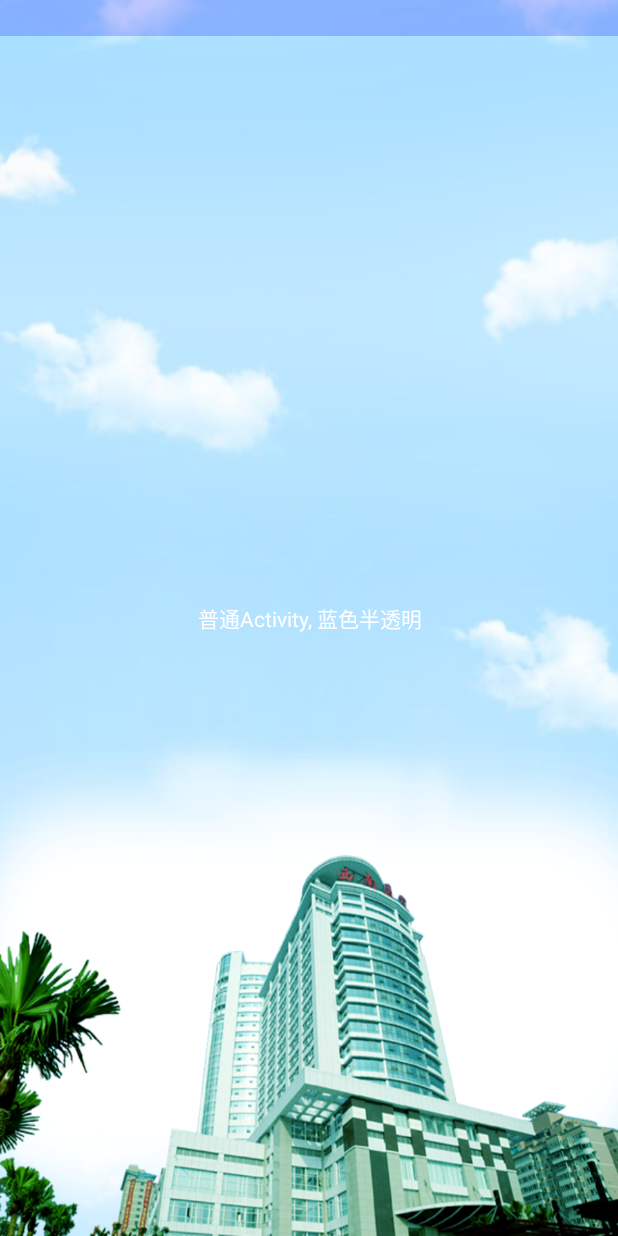
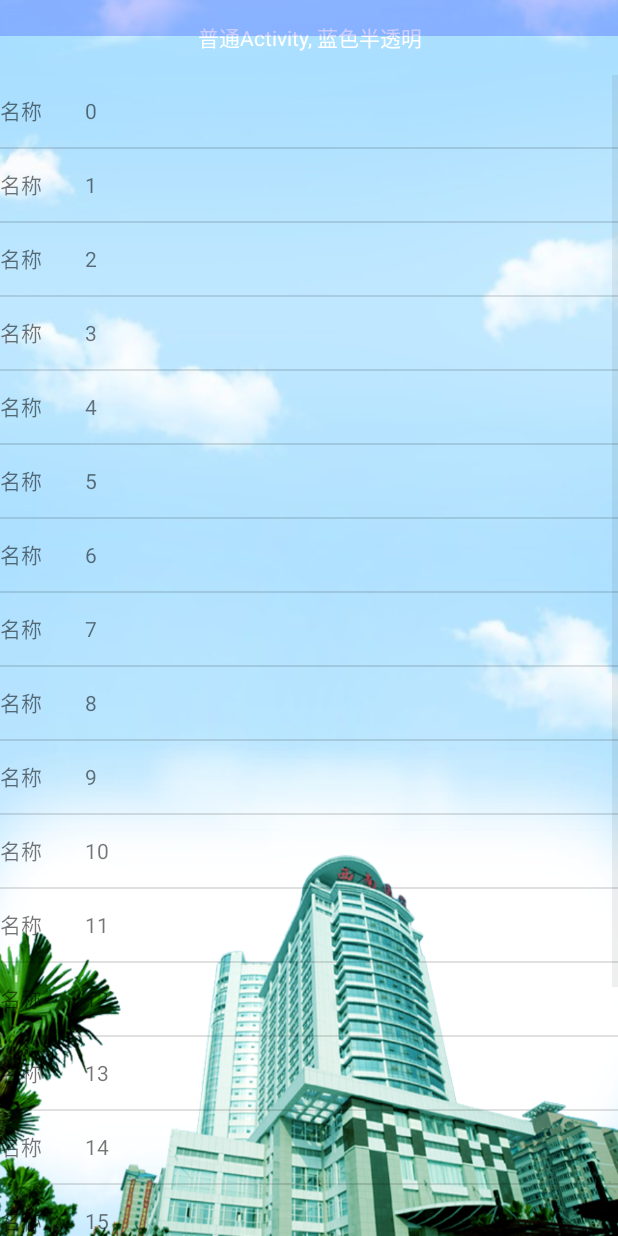
Before and after one commit to tandengzhao/BaseUI, an Android app: the ActivityDemo screen opened directly, with no data from a screen before it, on a phone screen of 412 x 824 dp. Run offline under Robolectric (Android 15) with nearby library versions, the phone set to English and light mode, and no system bars.

Commit message:
更新 版本1.0.6

```diff
--- a/app/build.gradle
+++ b/app/build.gradle
@@ -8,8 +8,8 @@ android {
         applicationId "com.alanapi.ui.demo"
         minSdkVersion 14
         targetSdkVersion 24
-        versionCode 15
-        versionName "1.0.5"
+        versionCode 16
+        versionName "1.0.6"
     }
     buildTypes {
         release {
--- a/app/src/main/java/com/alanapi/ui/demo/ActivityDemo.java
+++ b/app/src/main/java/com/alanapi/ui/demo/ActivityDemo.java
@@ -1,4 +1,6 @@
 package com.alanapi.ui.demo;
+
+import android.widget.ListView;
 
 import com.alanapi.ui.Activity;
 
@@ -7,13 +9,20 @@ import com.alanapi.ui.Activity;
  * @author:OliverTan(www.tandunzhao.cn)
  */
 public class ActivityDemo extends Activity {
+  private ListView listView;
+  private ListAdapter listAdapter;
+
   @Override
   protected void initActivityData() {
+    listAdapter = new ListAdapter();
+    listView.setAdapter(listAdapter);
   }
 
   @Override
   protected void initActivityView() {
     setStatusBarColorResource(R.color.blue, 0.2f);
+
+    listView = getViewById(R.id.listView);
   }
 
   @Override
--- a/app/src/main/java/com/alanapi/ui/demo/ListAdapter.java
+++ b/app/src/main/java/com/alanapi/ui/demo/ListAdapter.java
@@ -1,7 +1,9 @@
 package com.alanapi.ui.demo;
 
+import android.view.LayoutInflater;
 import android.view.View;
 import android.view.ViewGroup;
+import android.widget.TextView;
 
 import com.alanapi.ui.BaseAdapter;
 import com.alanapi.ui.BaseViewHolder;
@@ -13,16 +15,27 @@ import com.alanapi.ui.BaseViewHolder;
 public class ListAdapter extends BaseAdapter<Person> {
   @Override
   public ViewHolder onCreateViewHolder(int viewType, ViewGroup parent) {
-    return null;
+    return new ViewHolder(LayoutInflater.from(parent.getContext()).inflate(R.layout.listview_person, parent, false));
   }
 
   @Override
   public void onBindViewHolder(int viewType, int position, BaseViewHolder h) {
+    ViewHolder viewHolder = (ViewHolder) h;
+    viewHolder.tvName.setText("名称     \t " + position);
+  }
+
+  @Override
+  public int getCount() {
+    return 20;
   }
 
   public class ViewHolder extends BaseViewHolder {
+    TextView tvName;
+
     public ViewHolder(View itemView) {
       super(itemView);
+
+      tvName = getViewById(R.id.ListViewPerson_tvName);
     }
   }
 }
--- a/app/src/main/res/layout/activity_demo.xml
+++ b/app/src/main/res/layout/activity_demo.xml
@@ -8,9 +8,14 @@
 
     <TextView
         android:layout_width="match_parent"
-        android:layout_height="match_parent"
+        android:layout_height="50dp"
         android:gravity="center"
         android:textColor="#FFFFFF"
         android:text="普通Activity, 蓝色半透明"/>
 
+    <ListView
+        android:id="@+id/listView"
+        android:layout_width="match_parent"
+        android:layout_height="wrap_content"/>
+
 </LinearLayout>
--- /dev/null
+++ b/app/src/main/res/layout/listview_person.xml
@@ -0,0 +1,15 @@
+<?xml version="1.0" encoding="utf-8"?>
+<LinearLayout xmlns:android="http://schemas.android.com/apk/res/android"
+              android:layout_width="match_parent"
+              android:layout_height="match_parent"
+              android:orientation="vertical">
+
+    <TextView
+        android:id="@+id/ListViewPerson_tvName"
+        android:layout_width="match_parent"
+        android:layout_height="wrap_content"
+        android:gravity="center_vertical"
+        android:minHeight="48dp"
+        android:text="111"/>
+
+</LinearLayout>
--- a/gradle.properties
+++ b/gradle.properties
@@ -24,7 +24,7 @@ PROJ_NAME=alanapi-ui
 PROJ_DESCRIPTION=UI Code For Android
 
 PROJ_GROUP=com.alanapi.ui
-PROJ_VERSION=1.0.5
+PROJ_VERSION=1.0.6
 PROJ_ARTIFACTID=alanapi-ui
 
 PROJ_WEBSITEURL=http://www.alanapi.com
```
Also changed, not shown: alanapi-ui/build.gradle (+6 -6 lines), 1 other file.
